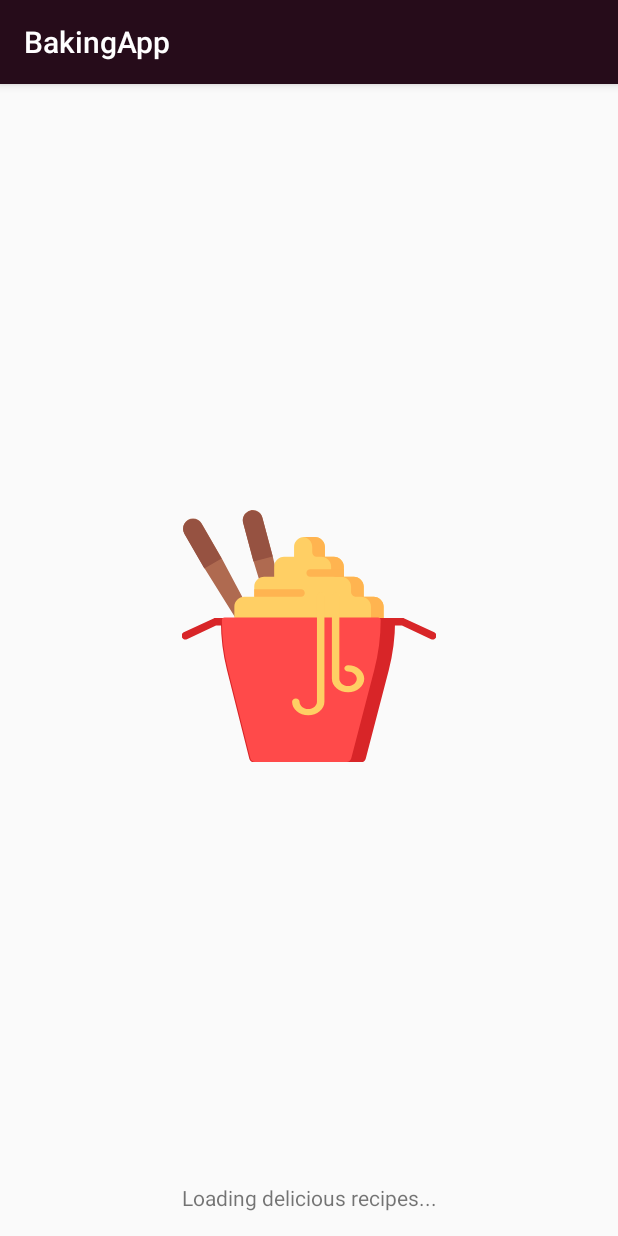
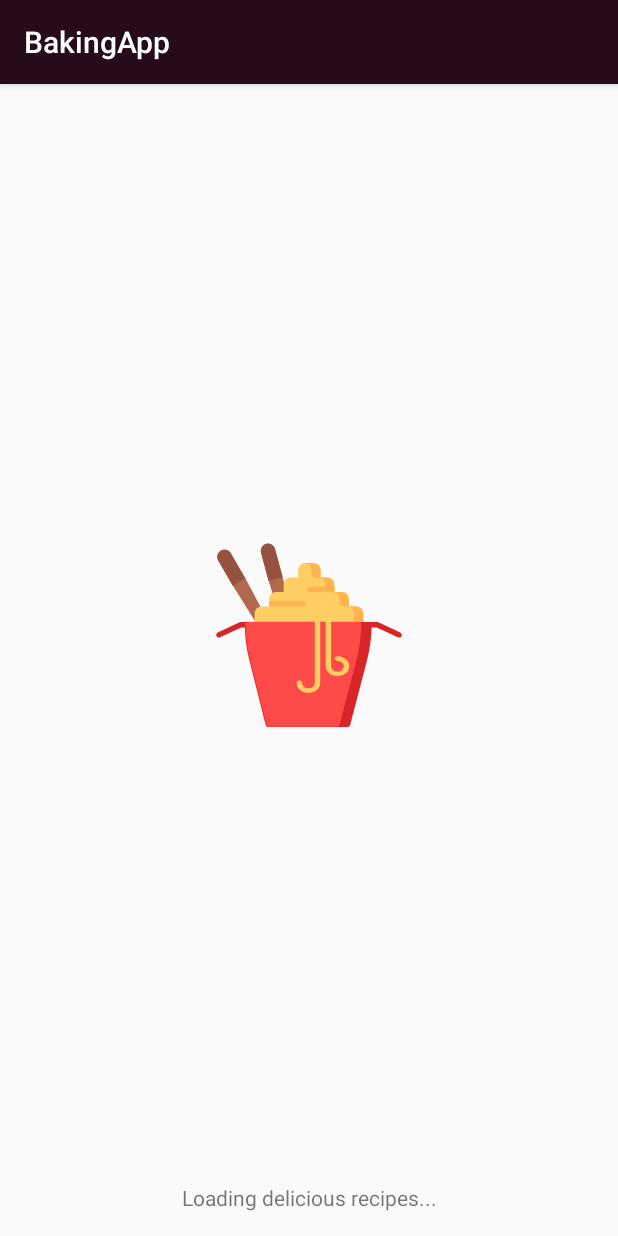
Before and after one commit to kundank191/RecipieApp, an Android app: the screen it shows after launch (MainActivity), on a phone screen of 412 x 824 dp. Run offline under Robolectric (Android 15) with nearby library versions, the phone set to English and light mode, and no system bars; our stand-ins replace ButterKnife; libraries missing offline, so code that uses them is left out: com.androidnetworking, com.androidnetworking.common, com.androidnetworking.error, com.androidnetworking.interfaces; 1 statement that could not run was skipped.

Commit message:
feat : update animation view size

```diff
--- a/app/src/main/res/layout/activity_main.xml
+++ b/app/src/main/res/layout/activity_main.xml
@@ -51,8 +51,8 @@
 
     <com.airbnb.lottie.LottieAnimationView
         android:id="@+id/lottie_view"
-        android:layout_width="wrap_content"
-        android:layout_height="wrap_content"
+        android:layout_width="@dimen/animation_view_width"
+        android:layout_height="@dimen/animation_view_height"
         android:layout_gravity="center"
         app:layout_constraintBottom_toTopOf="@id/loading_tv"
         app:layout_constraintEnd_toEndOf="parent"
--- a/app/src/main/res/values-sw600dp/dimens.xml
+++ b/app/src/main/res/values-sw600dp/dimens.xml
@@ -6,4 +6,8 @@
     <!-- Dimens for ExoPlayer -->
     <dimen name="exoplayer_width">0dp</dimen>
     <dimen name="exoplayer_height">300dp</dimen>
+
+    <!-- dimens animation view -->
+    <dimen name="animation_view_width">400dp</dimen>
+    <dimen name="animation_view_height">400dp</dimen>
 </resources>
--- a/app/src/main/res/values/dimens.xml
+++ b/app/src/main/res/values/dimens.xml
@@ -35,4 +35,7 @@
     <dimen name="item_margin_end">16dp</dimen>
     <dimen name="margin_top_16dp">16dp</dimen>
     <dimen name="row_item_double_line_height">64dp</dimen>
+    <!-- dimens animation view -->
+    <dimen name="animation_view_width">300dp</dimen>
+    <dimen name="animation_view_height">300dp</dimen>
 </resources>
```
